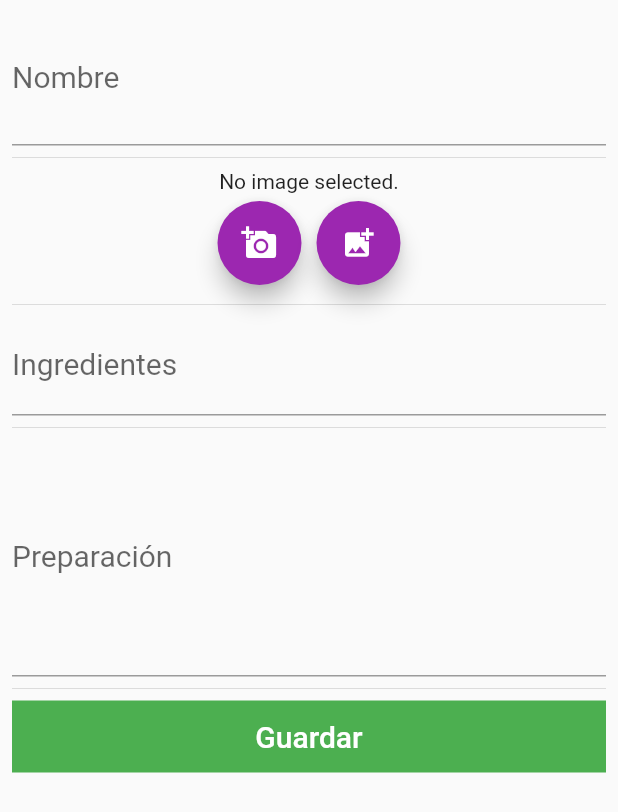
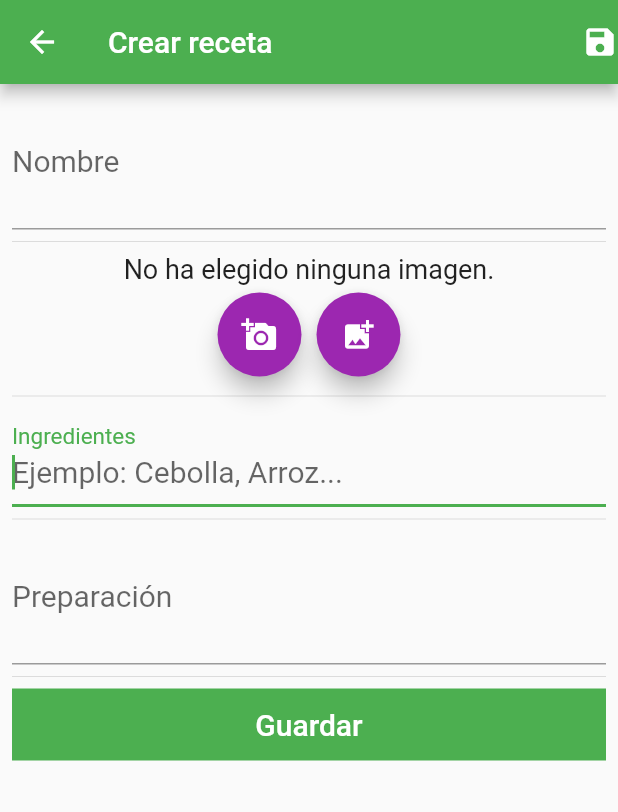
Before and after one commit to Migue28/in-my-list, a Flutter app: the CrearRecetasScreen screen opened directly, after a tap on the "add photo alternate" icon, on a phone screen of 412 x 824 dp. Shown: the top 812 px of the screen. Run offline on Flutter 3.47's test engine with Material 2 defaults, Android fonts, the phone set to English and light mode, and no system bars; our stand-ins replace image_picker.

Commit message:
Guardar la parte de texto del formulario

```diff
--- a/lib/providers/recetas.dart
+++ b/lib/providers/recetas.dart
@@ -4,10 +4,13 @@ import 'package:flutter/material.dart';
 class Ingrediente {
   @required
   String nombre;
-  @required
-  double cantidad;
+  // @required
+  // double cantidad;
 
-  Ingrediente({this.nombre, this.cantidad});
+  Ingrediente({
+    this.nombre,
+    /* this.cantidad */
+  });
 }
 
 class Receta {
@@ -29,23 +32,7 @@ class Receta {
 }
 
 class Recetas with ChangeNotifier {
-  List<Receta> _recetas = [
-    Receta(
-      id: 'ap',
-      nombre: 'Arroz con pollo',
-      ingredientes: [
-        Ingrediente(nombre: 'Arroz', cantidad: 2),
-        Ingrediente(nombre: 'Pollo', cantidad: 1),
-      ],
-    ),
-    Receta(
-      id: 'pa',
-      nombre: 'Pollo asado',
-      ingredientes: [],
-      procedimiento: '',
-      imagen: '',
-    ),
-  ];
+  List<Receta> _recetas = [];
 
   //retorna una copia de _recetas
   List<Receta> get recetas {
@@ -57,7 +44,6 @@ class Recetas with ChangeNotifier {
 
   //retorna la cantidad de ingredientes de cada receta
   int cantidadIngredientes(String id) {
-
     int cantidad = 0;
     int index;
 
@@ -71,4 +57,17 @@ class Recetas with ChangeNotifier {
 
     return cantidad;
   }
+
+  Future<void> addReceta(Receta receta) async{
+    _recetas.add(
+      Receta(
+        id: DateTime.now().toIso8601String(),
+        imagen: receta.imagen,
+        nombre: receta.nombre,
+        ingredientes: receta.ingredientes,
+        procedimiento: receta.procedimiento,
+      ),
+    );
+    notifyListeners();
+  }
 }
--- a/lib/screens/crear-recetas-screen.dart
+++ b/lib/screens/crear-recetas-screen.dart
@@ -3,6 +3,7 @@ import 'dart:async';
 
 import 'package:flutter/material.dart';
 import 'package:image_picker/image_picker.dart';
+import 'package:provider/provider.dart';
 
 import '../providers/recetas.dart';
 
@@ -17,27 +18,43 @@ class _CrearRecetasScreenState extends State<CrearRecetasScreen> {
   final _formKey = GlobalKey<FormState>();
   File _image;
   bool _imagenGaleria = true;
-  List<String> _ingredientes = [];
+  List<Ingrediente> _ingredientes = [];
   TextEditingController _ingredientesText = new TextEditingController();
+  FocusNode _imageNode = FocusNode();
+  FocusNode _ingredientesNode = FocusNode();
+  var _channel;
+  var _receta = Receta(
+    id: null,
+    nombre: '',
+    imagen: '',
+    ingredientes: [],
+    procedimiento: '',
+  );
 
   //Lista de ingredientes para renderizar
-  Widget getIngredientes(List<String> ingredientes) {
+  Widget getIngredientes(List<Ingrediente> ingredientes) {
     return new Wrap(
       children: ingredientes
           .map(
             (item) => Dismissible(
-              key: ValueKey(item),
+              key: ValueKey(item.nombre),
               onDismissed: (direction) {
-                _ingredientes.removeWhere((element) => element.contains(item));
+                _ingredientes.removeWhere(
+                    (element) => element.nombre.contains(item.nombre));
               },
               child: Card(
                 child: ListTile(
                   title: Text(
-                    item,
+                    item.nombre,
                     style: TextStyle(fontSize: 20),
                   ),
                   trailing: Icon(Icons.clear),
-                  onTap: () {},
+                  onTap: () {
+                    setState(() {
+                      _ingredientes.removeWhere(
+                          (element) => element.nombre.contains(item.nombre));
+                    });
+                  },
                 ),
               ),
             ),
@@ -46,39 +63,97 @@ class _CrearRecetasScreenState extends State<CrearRecetasScreen> {
     );
   }
 
+  Future<Directory> getApplicationDocumentsDirectory() async {
+    final String path =
+        await _channel.invokeMethod<String>('getApplicationDocumentsDirectory');
+    if (path == null) {
+      return null;
+    }
+    return Directory(path);
+  }
+
   //Elegir una imagen de la galeria o tomar una foto
   Future getImage() async {
     var image = await ImagePicker.pickImage(
       source: _imagenGaleria ? ImageSource.gallery : ImageSource.camera,
-      maxHeight: 500,
-      maxWidth: 500,
       imageQuality: 100,
     );
+
+    if (image == null) {
+      return;
+    }
 
     setState(() {
       _image = image;
     });
   }
 
+  void _saveForm() async {
+    _formKey.currentState.save();
+    await Provider.of<Recetas>(
+      context,
+      listen: false,
+    ).addReceta(_receta);
+  }
+
   @override
   Widget build(BuildContext context) {
-    return Padding(
+    return Scaffold(
+      appBar: AppBar(
+        title: Text('Crear receta'),
+        actions: <Widget>[
+          GestureDetector(
+            onTap: _saveForm,
+            child: Icon(Icons.save),
+          ),
+        ],
+      ),
+      body: Padding(
         padding: EdgeInsets.all(8),
         child: Form(
           key: _formKey,
           child: ListView(
             children: <Widget>[
-            CustomTextFormField(
-              nombre: 'Nombre',
-              vacioText: 'el nombre',
-              hintText: 'Empada rellena de arroz con salsa de cactus',
-              lineas: 2,
+              //El nombre de la receta
+              TextFormField(
+                style: TextStyle(fontSize: 20),
+                maxLines: null,
+                decoration: InputDecoration(
+                  labelText: 'Nombre',
+                  hintText:
+                      'Ejemplo: Empanada rellena de arroz con salsa de cactus',
+                ),
+                textInputAction: TextInputAction.next,
+                onSaved: (newValue) {
+                  _receta = Receta(
+                    nombre: newValue,
+                    imagen: _receta.imagen,
+                    ingredientes: _receta.ingredientes,
+                    procedimiento: _receta.procedimiento,
+                  );
+                },
+                onFieldSubmitted: (value) {
+                  if (value.isEmpty) {
+                    return 'Te falta el nombre';
+                  }
+                  FocusScope.of(context).requestFocus(_imageNode);
+                  return null;
+                },
               ),
               Divider(),
               Center(
                 child: _image == null
-                  ? Text('No image selected.')
-                  : Image.file(_image),
+                    ? Text(
+                        'No ha elegido ninguna imagen.',
+                        style: TextStyle(fontSize: 18),
+                      )
+                    : Container(
+                        width: 350,
+                        height: 350,
+                        child: Image.file(
+                          _image,
+                          fit: BoxFit.contain,
+                        )),
               ),
               Padding(
                 padding: EdgeInsets.symmetric(vertical: 5),
@@ -96,6 +171,7 @@ class _CrearRecetasScreenState extends State<CrearRecetasScreen> {
                         },
                         tooltip: 'Pick Image',
                         child: Icon(Icons.add_a_photo),
+                        focusNode: _imageNode,
                       ),
                     ),
                     Padding(
@@ -105,7 +181,9 @@ class _CrearRecetasScreenState extends State<CrearRecetasScreen> {
                           setState(() {
                             _imagenGaleria = true;
                           });
-                        await getImage();
+                          await getImage().then((value) =>
+                              FocusScope.of(context)
+                                  .requestFocus(_ingredientesNode));
                         },
                         tooltip: 'Pick Image',
                         child: Icon(Icons.add_photo_alternate),
@@ -115,29 +193,61 @@ class _CrearRecetasScreenState extends State<CrearRecetasScreen> {
                 ),
               ),
               Divider(),
+              //Renderizar los ingredientes ingresados
               getIngredientes(_ingredientes),
+              //Ingresar los ingredientes
               TextFormField(
                 controller: _ingredientesText,
                 style: TextStyle(fontSize: 20),
-              maxLines: 1,
+                maxLines: null,
                 decoration: InputDecoration(
                   labelText: 'Ingredientes',
                   hintText: 'Ejemplo: Cebolla, Arroz...',
                 ),
+                focusNode: _ingredientesNode,
+                textInputAction: TextInputAction.next,
+                onSaved: (_) {
+                  _receta = Receta(
+                    nombre: _receta.nombre,
+                    imagen: _receta.imagen,
+                    ingredientes: _ingredientes,
+                    procedimiento: _receta.procedimiento,
+                  );
+                },
                 onFieldSubmitted: (value) {
                   setState(() {
-                  _ingredientes.add(value.toString());
+                    _ingredientes.add(Ingrediente(nombre: value));
 
                     _ingredientesText.clear();
                   });
+                  FocusScope.of(context).requestFocus(_ingredientesNode);
                 },
               ),
               Divider(),
-            CustomTextFormField(
-              nombre: 'Preparación',
-              hintText: 'Primero agrega un pizca de sal en el arroz...',
-              lineas: 5,
-              vacioText: 'la preparación',
+              //Ingresar el procidimiento de la receta
+              TextFormField(
+                style: TextStyle(fontSize: 20),
+                maxLines: null,
+                decoration: InputDecoration(
+                  labelText: 'Preparación',
+                  hintText:
+                      'Ejemplo: Primero agrega un pizca de sal en el arroz...',
+                ),
+                keyboardType: TextInputType.multiline,
+                onSaved: (newValue) {
+                  _receta = Receta(
+                    nombre: _receta.nombre,
+                    imagen: _receta.imagen,
+                    ingredientes: _receta.ingredientes,
+                    procedimiento: newValue,
+                  );
+                },
+                onFieldSubmitted: (value) {
+                  if (value.isEmpty) {
+                    return 'Olvidaste la preparación.';
+                  }
+                  return null;
+                },
               ),
               Divider(),
               Container(
@@ -145,7 +255,7 @@ class _CrearRecetasScreenState extends State<CrearRecetasScreen> {
                   color: Colors.green,
                 ),
                 child: FlatButton(
-                onPressed: () {},
+                  onPressed: _saveForm,
                   child: Text(
                     'Guardar',
                     style: TextStyle(
@@ -158,35 +268,7 @@ class _CrearRecetasScreenState extends State<CrearRecetasScreen> {
             ],
           ),
         ),
+      ),
     );
   }
 }
-
-//TextFormField que se repetia, asi que solo se piden los valores que cambian.
-class CustomTextFormField extends StatelessWidget {
-  final String nombre;
-  final String hintText;
-  final String vacioText;
-  final int lineas;
-
-  CustomTextFormField(
-      {this.nombre, this.hintText, this.vacioText, this.lineas});
-
-  @override
-  Widget build(BuildContext context) {
-    return TextFormField(
-      style: TextStyle(fontSize: 20),
-      maxLines: lineas,
-      decoration: InputDecoration(
-        labelText: nombre,
-        hintText: 'Ejemplo: $hintText',
-      ),
-      onFieldSubmitted: (value) {
-        if (value.isEmpty) {
-          return 'Te falta $vacioText.';
-        }
-        return null;
-      },
-    );
-  }
-}
```
Also changed, not shown: lib/screens/control-screen.dart (+7 -9 lines), lib/screens/recetas-screen.dart (+8 -1 lines), pubspec.yaml (+7 -0 lines), assets/icon/aphee logo.png (added), assets/icon/aphee-logo.png (added), pubspec.lock, 26 other files. Lines whose indentation alone changed are shown as unchanged.
